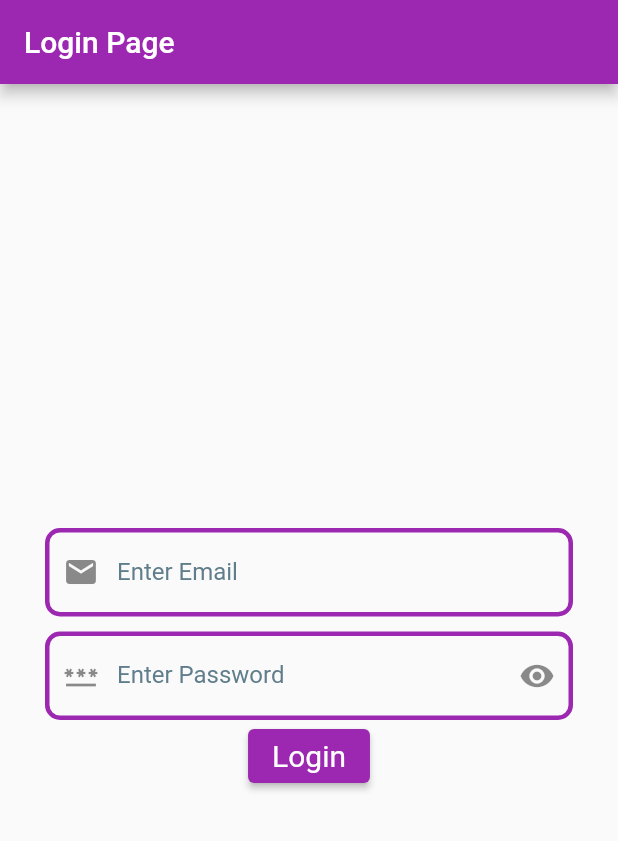
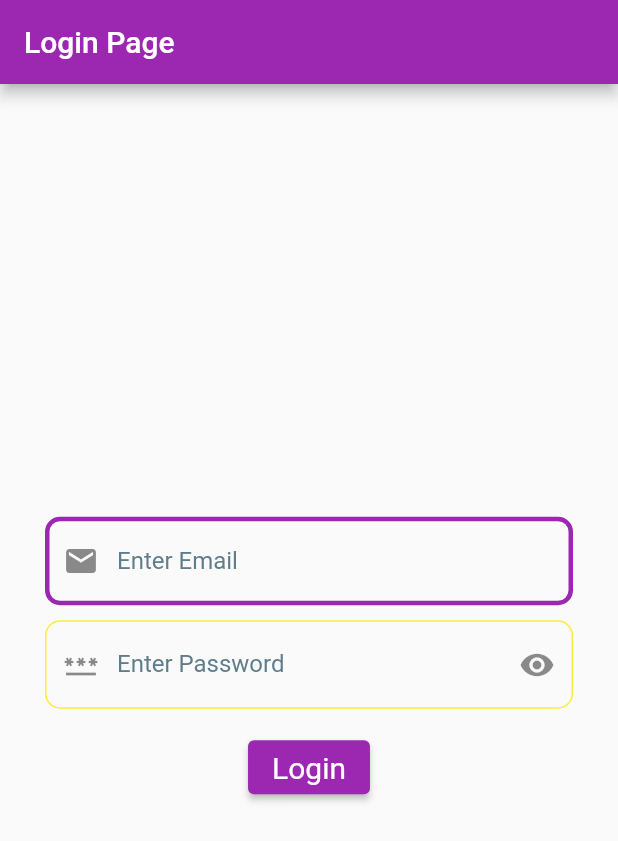
Before and after one commit to pd28CSE/Login-Page-Flutter, a Flutter app: the screen it shows after launch, after a tap on "Login", on a phone screen of 412 x 824 dp. Shown: the top 841 px of the screen. Run offline on Flutter 3.47's test engine with Material 2 defaults, Android fonts, the phone set to English and light mode, and no system bars.

Commit message:
Add Global TextField  inputDecorationTheme, and override the theme in a TextField
inputDecorationTheme:
   enabledBorder,
   focusedBorder,
   errorBorder,
   focusedErrorBorder

```diff
--- a/lib/main.dart
+++ b/lib/main.dart
@@ -14,8 +14,33 @@ class MyApp extends StatelessWidget {
       theme: ThemeData(
         primarySwatch: Colors.purple,
         accentColor: Colors.amber,
-
-        // inputDecorationTheme: InputDecorationTheme()
+        inputDecorationTheme: InputDecorationTheme(
+          enabledBorder: OutlineInputBorder(
+            borderSide: BorderSide(
+              color: Colors.purple,
+              width: 3,
+            ),
+            borderRadius: BorderRadius.circular(10),
+          ),
+          focusedBorder: OutlineInputBorder(
+            borderSide: BorderSide(color: Colors.green, width: 3),
+            borderRadius: BorderRadius.circular(10),
+          ),
+          errorBorder: OutlineInputBorder(
+            borderSide: BorderSide(
+              color: Colors.red, //-----------------------------
+              width: 3,
+            ),
+            borderRadius: BorderRadius.circular(10),
+          ),
+          focusedErrorBorder: OutlineInputBorder(
+            borderSide: BorderSide(
+              color: Colors.red, //-----------------------------
+              width: 3,
+            ),
+            borderRadius: BorderRadius.circular(10),
+          ),
+        ),
       ),
       home: LoginPage(),
     );
@@ -30,9 +55,9 @@ class LoginPage extends StatefulWidget {
 }
 
 class _LoginPageState extends State<LoginPage> {
-  final _email = TextEditingController();
+  final _emailController = TextEditingController();
 
-  final _password = TextEditingController();
+  final _passwordController = TextEditingController();
 
   bool _passwordShowHide = true;
 
@@ -48,35 +73,21 @@ class _LoginPageState extends State<LoginPage> {
           mainAxisAlignment: MainAxisAlignment.center,
           children: <Widget>[
             TextField(
-              controller: _email,
+              controller: _emailController,
               keyboardType: TextInputType.emailAddress,
               decoration: InputDecoration(
                 labelText: 'Enter Email',
                 hintText: 'Email',
                 prefixIcon: Icon(Icons.email),
                 labelStyle: TextStyle(color: Colors.blueGrey),
-                enabledBorder: OutlineInputBorder(
-                  borderRadius: BorderRadius.circular(10),
-                  borderSide: BorderSide(
-                    color: Colors.purple,
-                    width: 3,
-                  ),
-                ),
-                focusedBorder: OutlineInputBorder(
-                  borderRadius: BorderRadius.circular(10),
-                  borderSide: BorderSide(
-                    color: Colors.green,
-                    width: 3,
-                  ),
-                ),
               ),
             ),
             SizedBox(
               height: 10,
             ),
             TextField(
-              controller: _password,
-              enableSuggestions: false,
+              controller: _passwordController,
+              enableSuggestions: true,
               obscureText: _passwordShowHide,
               obscuringCharacter: '*',
               decoration: InputDecoration(
@@ -86,8 +97,8 @@ class _LoginPageState extends State<LoginPage> {
                 suffixIcon: IconButton(
                   onPressed: () {
                     print('o--------');
-                    if (_email.text.isNotEmpty == true &&
-                        _password.text.isNotEmpty == true) {
+                    if (_emailController.text.isNotEmpty == true &&
+                        _passwordController.text.isNotEmpty == true) {
                       print('pon-------');
                       setState(() {
                         _passwordShowHide = !_passwordShowHide;
@@ -97,25 +108,22 @@ class _LoginPageState extends State<LoginPage> {
                   icon: Icon(Icons.remove_red_eye),
                 ),
                 labelStyle: TextStyle(color: Colors.blueGrey),
-                enabledBorder: OutlineInputBorder(
-                  borderSide: BorderSide(
-                    color: Colors.purple,
-                    width: 3,
-                  ),
-                  borderRadius: BorderRadius.circular(10),
-                ),
-                focusedBorder: OutlineInputBorder(
-                    borderSide: BorderSide(
-                      color: Colors.green,
-                      width: 3,
+                enabledBorder: Theme.of(context)
+                    .inputDecorationTheme
+                    .enabledBorder!
+                    .copyWith(
+                      borderSide: BorderSide(color: Colors.yellow),
                     ),
-                    borderRadius: BorderRadius.circular(10)),
+                // errorBorder:
               ),
+            ),
+            SizedBox(
+              height: 15,
             ),
             ElevatedButton(
               onPressed: () {
-                print(_email.text);
-                print(_password.text);
+                print(_emailController.text);
+                print(_passwordController.text);
               },
               child: Text('Login'),
               style: ElevatedButton.styleFrom(
```
